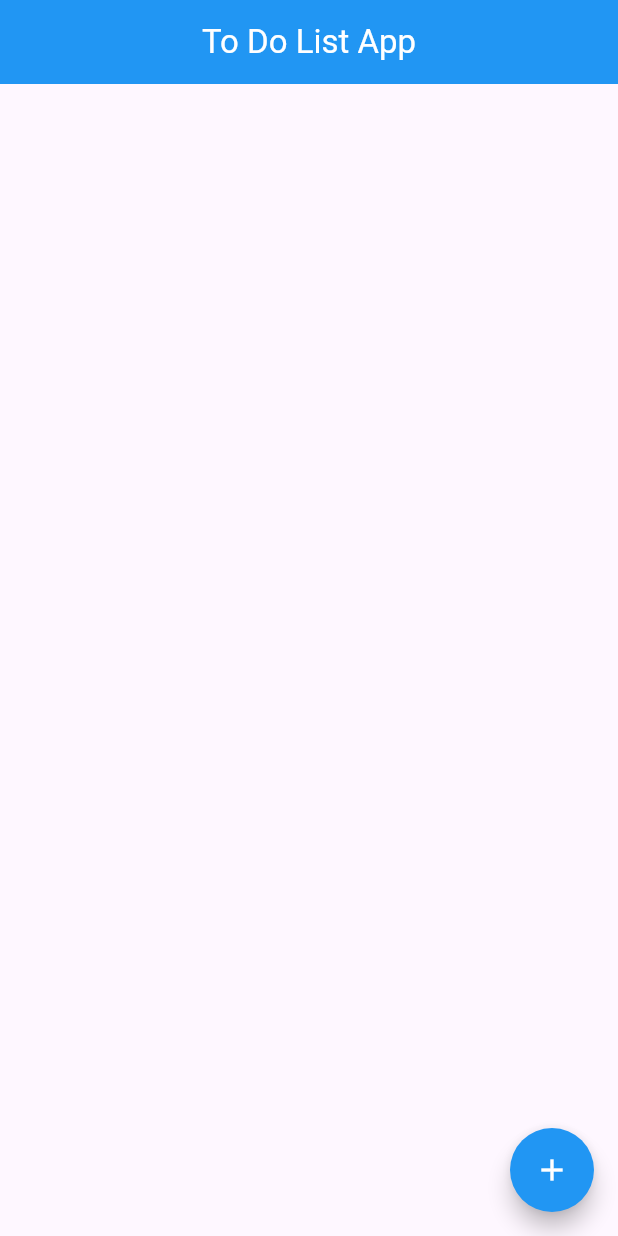
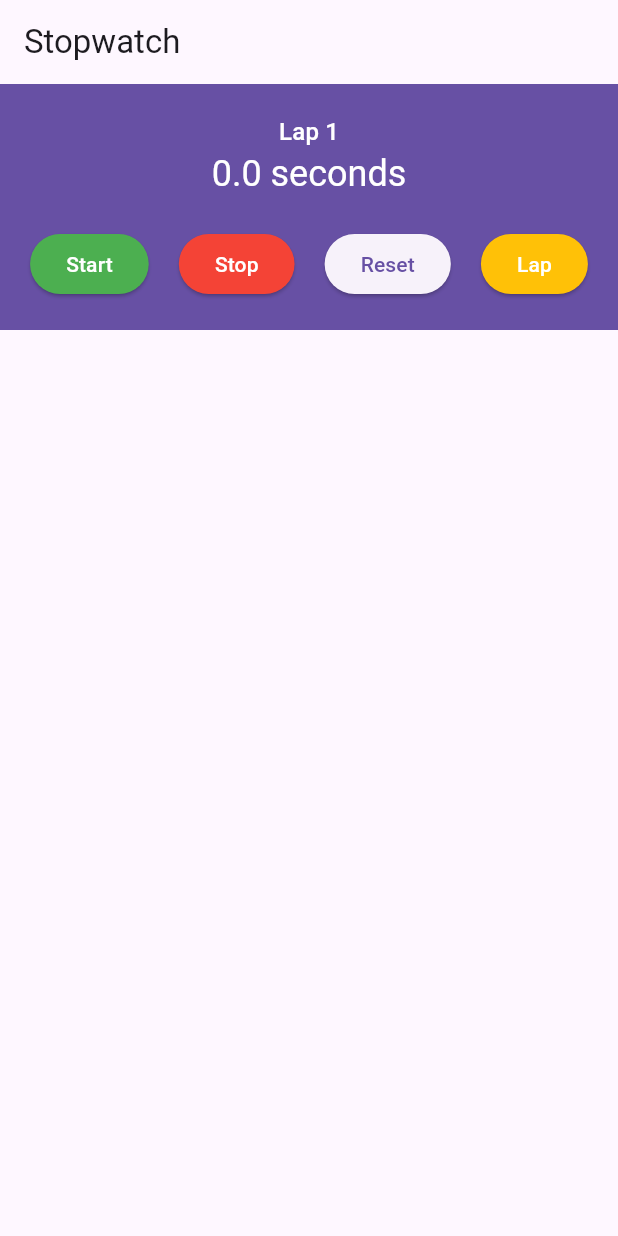
Before and after one commit to DawoodMehmood/Stopwatch, a Flutter app: the screen it shows after launch, on a phone screen of 412 x 824 dp. Run offline on Flutter 3.47's test engine with Material 3 defaults, Android fonts, the phone set to English and light mode, and no system bars.

Commit message:
stopwatch

```diff
--- a/lib/main.dart
+++ b/lib/main.dart
@@ -1,196 +1,205 @@
+import 'dart:async';
 import 'package:flutter/material.dart';
 
-void main() {
-  runApp(MyApp());
-}
+void main() => runApp(MyApp());
 
 class MyApp extends StatelessWidget {
   @override
   Widget build(BuildContext context) {
     return MaterialApp(
-      title: 'To-Do List App',
-      theme: ThemeData(
-        primarySwatch: Colors.blue,
-      ),
-      home: ToDoListScreen(),
+      title: "Stopwatch",
+      home: Stopwatch(),
     );
   }
 }
 
-class ToDoListScreen extends StatefulWidget {
+class Stopwatch extends StatefulWidget {
+  const Stopwatch({Key? key}) : super(key: key);
   @override
-  _ToDoListScreenState createState() => _ToDoListScreenState();
+  State createState() => _StopwatchState();
 }
 
-class _ToDoListScreenState extends State<ToDoListScreen> {
-  List<Task> tasks = [];
+class _StopwatchState extends State<Stopwatch> {
+  int milliseconds = 0;
+  Timer? timer;
+  final laps = <int>[];
+  final itemHeight = 50.0;
+  final scrollController = ScrollController();
+
+  void _onTick(Timer timer) {
+    setState(() {
+      milliseconds += 100;
+    });
+  }
 
   @override
-  Widget build(BuildContext context) {
-    return Scaffold(
-      appBar: PreferredSize(
-        preferredSize: Size.fromHeight(kToolbarHeight),
+  void dispose() {
+    timer?.cancel();
+    super.dispose();
+  }
+
+  void startTimer() {
+    // Prevent multiple timers from being created
+    if (timer == null || !timer!.isActive) {
+      timer = Timer.periodic(Duration(milliseconds: 100), _onTick);
+    }
+  }
+
+  void stopTimer(BuildContext context) {
+    timer?.cancel();
+    final controller =
+        showBottomSheet(context: context, builder: _buildRunCompleteSheet);
+    Future.delayed(Duration(seconds: 5)).then((_) {
+      controller.close();
+    });
+  }
+
+  void resetTimer() {
+    // stopTimer();
+    laps.clear();
+    setState(() {
+      milliseconds = 0;
+    });
+  }
+
+  Widget _buildRunCompleteSheet(BuildContext context) {
+    final totalRuntime = laps.fold(milliseconds, (total, lap) => total + lap);
+    final textTheme = Theme.of(context).textTheme;
+    return SafeArea(
         child: Container(
-          color: Colors.blue, // Set background color
-          child: AppBar(
-            title:
-                Text('To Do List App', style: TextStyle(color: Colors.white)),
-            centerTitle: true, // Center the title
-            backgroundColor: Colors.transparent, // Make app bar transparent
-            elevation: 0, // Remove app bar shadow
+      color: Colors.black.withOpacity(0.8),
+      width: double.infinity,
+      child: Padding(
+          padding: const EdgeInsets.symmetric(vertical: 10.0),
+          child: Column(mainAxisSize: MainAxisSize.min, children: [
+            Text('Run Finished!',
+                style: textTheme.headlineSmall?.copyWith(color: Colors.white)),
+            Text(
+              "Total Run Time is ${_secondsText(totalRuntime)}.",
+              style: TextStyle(color: Colors.white),
             ),
-        ),
-      ),
-      body: ListView.builder(
-        itemCount: tasks.length,
-        itemBuilder: (context, index) {
-          return ListTile(
-            leading: Checkbox(
-              value: tasks[index].isCompleted,
-              onChanged: (bool? value) {
+          ])),
+    ));
+  }
+
+  void _lap() {
+    if (milliseconds == 0) return;
     setState(() {
-                  tasks[index].isCompleted = value ?? false;
+      laps.add(milliseconds);
+      milliseconds = 0;
     });
-              },
-            ),
-            title: Text(
-              tasks[index].task,
-              style: TextStyle(
-                decoration: tasks[index].isCompleted
-                    ? TextDecoration.lineThrough
-                    : null,
-              ),
-            ),
-            trailing: IconButton(
-              icon: Icon(Icons.delete),
-              onPressed: () {
-                _showDeleteConfirmationDialog(index);
-              },
-            ),
-          );
-        },
-      ),
-      floatingActionButton: FloatingActionButton(
-        backgroundColor: Colors.blue,
-        onPressed: () {
-          _navigateToAddTaskScreen(context);
-        },
-        child: Icon(Icons.add, color: Colors.white),
-        shape: CircleBorder(),
-      ),
+    scrollController.animateTo(
+      itemHeight * laps.length,
+      duration: const Duration(milliseconds: 500),
+      curve: Curves.easeIn,
     );
   }
 
-  void _navigateToAddTaskScreen(BuildContext context) async {
-    final newTask = await Navigator.push(
-      context,
-      MaterialPageRoute(builder: (context) => AddTaskScreen()),
-    );
-
-    if (newTask != null) {
-      setState(() {
-        tasks.add(Task(task: newTask));
-      });
-    }
+  String _secondsText(int milliseconds) {
+    final seconds = milliseconds / 1000;
+    return '${seconds.toStringAsFixed(1)} seconds';
   }
 
-  void _showDeleteConfirmationDialog(int index) {
-    showDialog(
-      context: context,
-      builder: (BuildContext context) {
-        return AlertDialog(
-          title: Text("Confirm Delete"),
-          content: Text("Are you sure you want to delete this task?"),
-          actions: <Widget>[
-            TextButton(
-              child: Text("Cancel"),
-              onPressed: () {
-                Navigator.of(context).pop();
-              },
-            ),
-            TextButton(
-              child: Text("Delete"),
-              onPressed: () {
-                setState(() {
-                  tasks.removeAt(index);
-                });
-                ScaffoldMessenger.of(context).showSnackBar(
-                  SnackBar(
-                    content: Text("Task deleted"),
-                    duration: Duration(seconds: 2),
-                  ),
-                );
-                Navigator.of(context).pop();
-              },
-            ),
-          ],
+  Widget _buildLapDisplay() {
+    return Scrollbar(
+        child: ListView.builder(
+      controller: scrollController,
+      itemExtent: itemHeight,
+      itemCount: laps.length,
+      itemBuilder: (context, index) {
+        final milliseconds = laps[index];
+        return ListTile(
+          contentPadding: const EdgeInsets.symmetric(horizontal: 50),
+          title: Text('Lap ${index + 1}'),
+          trailing: Text(_secondsText(milliseconds)),
         );
       },
-    );
+    ));
   }
-}
-
-class AddTaskScreen extends StatefulWidget {
-  @override
-  _AddTaskScreenState createState() => _AddTaskScreenState();
-}
-
-class _AddTaskScreenState extends State<AddTaskScreen> {
-  TextEditingController _taskController = TextEditingController();
 
   @override
   Widget build(BuildContext context) {
     return Scaffold(
       appBar: AppBar(
-        title: Text('Add Task'),
+        title: const Text("Stopwatch"),
       ),
-      body: Padding(
-        padding: EdgeInsets.all(20.0),
+      body: Column(
+        children: <Widget>[
+          Expanded(
+            flex: 0, // This makes the container take up only required space
+            child: Container(
+              width: double.infinity, // Forces container to fill the width
+              color: Theme.of(context).primaryColor,
+              padding: const EdgeInsets.symmetric(
+                  vertical: 20), // Adjusts the vertical padding
               child: Column(
-          crossAxisAlignment: CrossAxisAlignment.stretch,
+                mainAxisAlignment: MainAxisAlignment.center,
+                children: <Widget>[
+                  Text(
+                    'Lap ${laps.length + 1}',
+                    style: Theme.of(context)
+                        .textTheme
+                        .titleMedium
+                        ?.copyWith(color: Colors.white),
+                  ),
+                  Text(
+                    _secondsText(milliseconds),
+                    style: Theme.of(context)
+                        .textTheme
+                        .headlineSmall
+                        ?.copyWith(color: Colors.white),
+                  ),
+                  const SizedBox(
+                      height: 20), // Adds space between the text and buttons
+                  Row(
+                    mainAxisAlignment: MainAxisAlignment.spaceEvenly,
                     children: [
-            TextField(
-              controller: _taskController,
-              decoration: InputDecoration(labelText: 'Task'),
+                      ElevatedButton(
+                        style: ElevatedButton.styleFrom(
+                          backgroundColor: Colors.green,
                         ),
-            SizedBox(height: 20.0),
-            ElevatedButton(
-              onPressed: () {
-                _addTask();
-              },
-              style: ElevatedButton.styleFrom(
-                primary: Colors.blue, // Set button color to blue
-              ),
-              child: Text(
-                'Add',
+                        onPressed: startTimer,
+                        child: const Text(
+                          'Start',
                           style: TextStyle(color: Colors.white),
                         ),
+                      ),
+                      Builder(
+                        builder: (context) => ElevatedButton(
+                          style: ElevatedButton.styleFrom(
+                            backgroundColor: Colors.red,
+                          ),
+                          onPressed: () => stopTimer(context),
+                          child: const Text(
+                            'Stop',
+                            style: TextStyle(color: Colors.white),
+                          ),
+                        ),
+                      ),
+                      ElevatedButton(
+                        onPressed: resetTimer,
+                        child: const Text('Reset'),
+                      ),
+                      ElevatedButton(
+                          style: ElevatedButton.styleFrom(
+                            backgroundColor: Colors.amber,
+                          ),
+                          onPressed: _lap,
+                          child: const Text(
+                            'Lap',
+                            style: TextStyle(color: Colors.white),
+                          )),
+                    ],
                   ),
                 ],
               ),
             ),
+          ),
+          Expanded(
+            child: _buildLapDisplay(),
+          ),
+        ],
+      ),
     );
   }
-
-  void _addTask() {
-    String task = _taskController.text.trim();
-    if (task.isNotEmpty) {
-      Navigator.pop(context, task);
-    } else {
-      // Show some error message if task is empty
 }
-  }
-
-  @override
-  void dispose() {
-    _taskController.dispose();
-    super.dispose();
-  }
-}
-
-class Task {
-  String task;
-  bool isCompleted;
-
-  Task({required this.task, this.isCompleted = false});
-}
```
Lines whose indentation alone changed are shown as unchanged.
